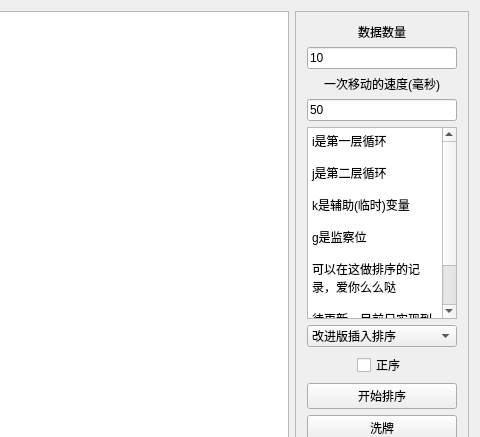
ZHKU-Robot/Qt-Sorting-Visualization, file Sorting_Visualization/mainwindow.ui: the form before one commit; both pictures show x 590 to 1070 and y 0 to 437 of the 1070 by 728 pixel window.
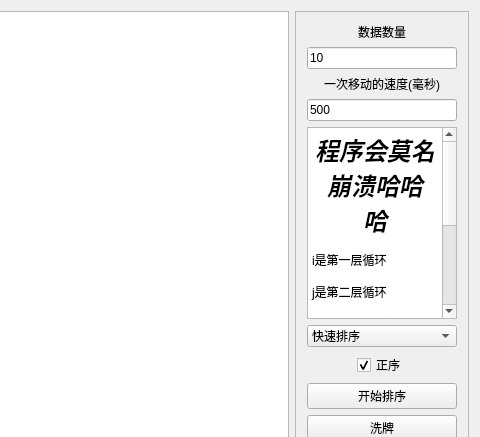
The form after the commit.

Commit message: 更新快排，修复一些可能崩溃的原因

What changed in the file:
```diff
--- a/Sorting_Visualization/mainwindow.ui
+++ b/Sorting_Visualization/mainwindow.ui
@@ -105,7 +105,7 @@
             <enum>Qt::ClickFocus</enum>
            </property>
            <property name="text">
-            <string>50</string>
+            <string>500</string>
            </property>
           </widget>
          </item>
@@ -122,6 +122,8 @@
 &lt;html&gt;&lt;head&gt;&lt;meta name=&quot;qrichtext&quot; content=&quot;1&quot; /&gt;&lt;style type=&quot;text/css&quot;&gt;
 p, li { white-space: pre-wrap; }
 &lt;/style&gt;&lt;/head&gt;&lt;body style=&quot; font-family:'SimSun'; font-size:9pt; font-weight:400; font-style:normal;&quot;&gt;
+&lt;p align=&quot;center&quot; style=&quot; margin-top:0px; margin-bottom:0px; margin-left:0px; margin-right:0px; -qt-block-indent:0; text-indent:0px;&quot;&gt;&lt;span style=&quot; font-size:18pt; font-weight:600; font-style:italic;&quot;&gt;程序会莫名崩溃哈哈哈&lt;/span&gt;&lt;/p&gt;
+&lt;p style=&quot;-qt-paragraph-type:empty; margin-top:0px; margin-bottom:0px; margin-left:0px; margin-right:0px; -qt-block-indent:0; text-indent:0px;&quot;&gt;&lt;br /&gt;&lt;/p&gt;
 &lt;p style=&quot; margin-top:0px; margin-bottom:0px; margin-left:0px; margin-right:0px; -qt-block-indent:0; text-indent:0px;&quot;&gt;i是第一层循环&lt;/p&gt;
 &lt;p style=&quot;-qt-paragraph-type:empty; margin-top:0px; margin-bottom:0px; margin-left:0px; margin-right:0px; -qt-block-indent:0; text-indent:0px;&quot;&gt;&lt;br /&gt;&lt;/p&gt;
 &lt;p style=&quot; margin-top:0px; margin-bottom:0px; margin-left:0px; margin-right:0px; -qt-block-indent:0; text-indent:0px;&quot;&gt;j是第二层循环&lt;/p&gt;
@@ -147,7 +149,7 @@
             </sizepolicy>
            </property>
            <property name="currentIndex">
-            <number>4</number>
+            <number>5</number>
            </property>
            <item>
             <property name="text">
@@ -216,6 +218,9 @@
            <property name="text">
             <string>正序</string>
            </property>
+           <property name="checked">
+            <bool>true</bool>
+           </property>
           </widget>
          </item>
          <item>
```
The commit also changes 7 other files.
